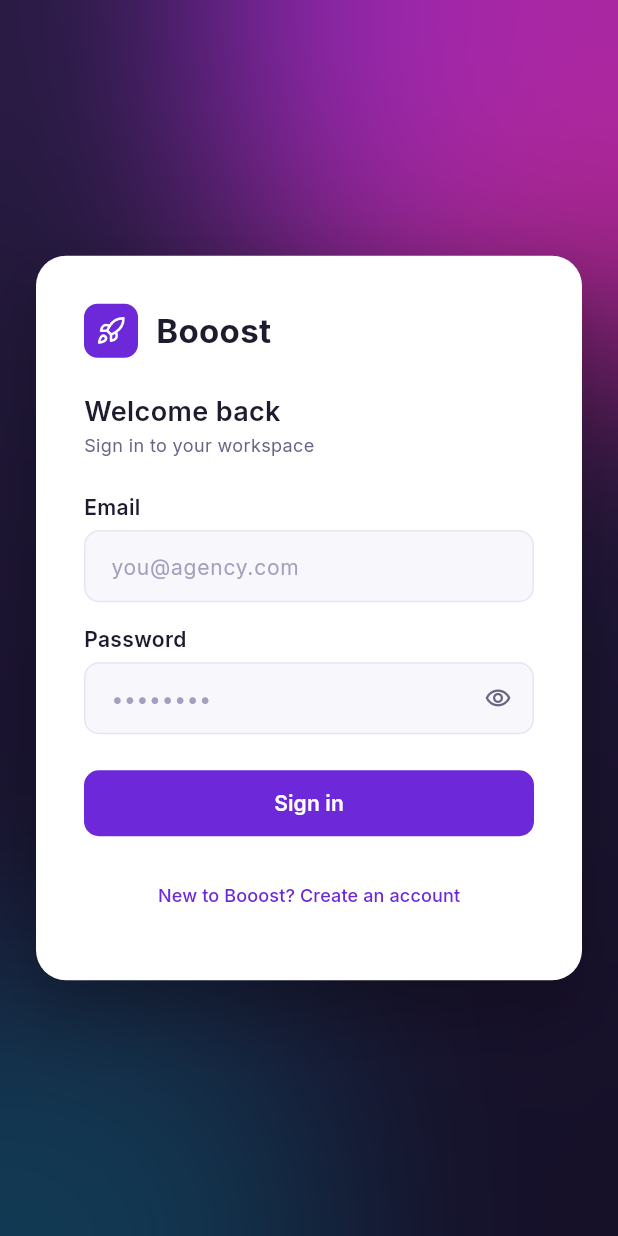
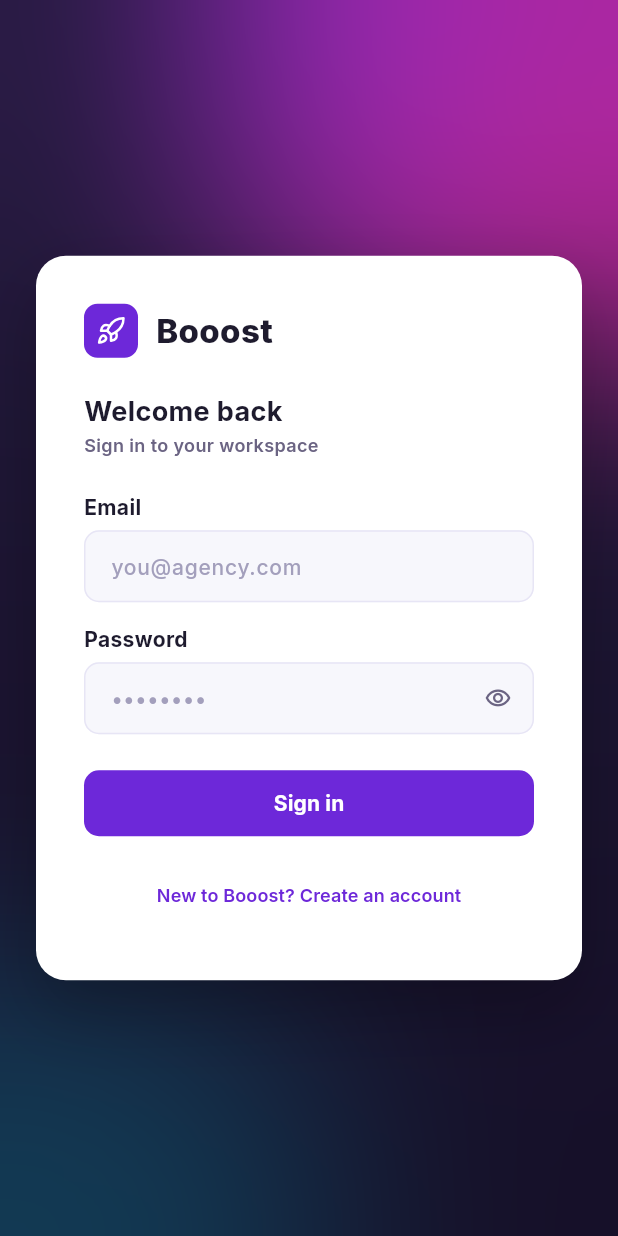
Before and after one commit to alyeldin97/booost_app, a Flutter app: the screen it shows after launch, on a phone screen of 412 x 824 dp. Run offline on Flutter 3.47's test engine with Material 3 defaults, Android fonts, the phone set to English and light mode, and no system bars; our stand-ins replace equatable, file_picker, flutter_bloc, flutter_dotenv, go_router, google_fonts and 3 more; accounts and stored records are empty.

Commit message:
Make typography bolder app-wide
Bumps AppTextStyles weights (h1/h2 to w800, body/labels to w600-700) and
adds a bolder default MaterialTheme textTheme so buttons, chips, dropdown
items, and DataTable cells that don't go through AppTextStyles directly
read as bolder too.

Co-Authored-By: Claude Sonnet 5 <noreply@anthropic.com>

```diff
--- a/lib/core/styling/app_text_styles.dart
+++ b/lib/core/styling/app_text_styles.dart
@@ -7,23 +7,27 @@ class AppTextStyles {
   static const TextStyle _base = TextStyle(color: AppColors.textPrimary);
 
   static TextStyle get h1 =>
-      _base.copyWith(fontSize: 28, fontWeight: FontWeight.w700, height: 1.2);
+      _base.copyWith(fontSize: 28, fontWeight: FontWeight.w800, height: 1.2);
   static TextStyle get h2 =>
-      _base.copyWith(fontSize: 22, fontWeight: FontWeight.w700, height: 1.25);
+      _base.copyWith(fontSize: 22, fontWeight: FontWeight.w800, height: 1.25);
   static TextStyle get h3 =>
-      _base.copyWith(fontSize: 18, fontWeight: FontWeight.w600, height: 1.3);
+      _base.copyWith(fontSize: 18, fontWeight: FontWeight.w700, height: 1.3);
   static TextStyle get subtitle =>
-      _base.copyWith(fontSize: 14, fontWeight: FontWeight.w600, height: 1.3);
-  static TextStyle get body => _base.copyWith(fontSize: 14, height: 1.4);
+      _base.copyWith(fontSize: 14, fontWeight: FontWeight.w700, height: 1.3);
+  static TextStyle get body =>
+      _base.copyWith(fontSize: 14, fontWeight: FontWeight.w500, height: 1.4);
   static TextStyle get bodyMedium =>
-      _base.copyWith(fontSize: 14, fontWeight: FontWeight.w500, height: 1.4);
+      _base.copyWith(fontSize: 14, fontWeight: FontWeight.w700, height: 1.4);
   static TextStyle get caption => _base.copyWith(
-      fontSize: 12, color: AppColors.textSecondary, height: 1.3);
+      fontSize: 12,
+      fontWeight: FontWeight.w600,
+      color: AppColors.textSecondary,
+      height: 1.3);
   static TextStyle get label => _base.copyWith(
       fontSize: 11,
-      fontWeight: FontWeight.w600,
+      fontWeight: FontWeight.w700,
       color: AppColors.textSecondary,
       letterSpacing: 0.4);
   static TextStyle get button =>
-      _base.copyWith(fontSize: 14, fontWeight: FontWeight.w600);
+      _base.copyWith(fontSize: 14, fontWeight: FontWeight.w700);
 }
--- a/lib/main.dart
+++ b/lib/main.dart
@@ -135,7 +135,22 @@ class _BooostAppState extends State<BooostApp> {
       scaffoldBackgroundColor: AppColors.background,
       fontFamily: GoogleFonts.inter().fontFamily,
     );
+    // Bumped up from Material's default weights so buttons, chips, dropdown
+    // items, and DataTable cells — anything not going through
+    // AppTextStyles directly — read as bolder too, not just headings.
+    final boldTextTheme = base.textTheme.copyWith(
+      bodyLarge: base.textTheme.bodyLarge?.copyWith(fontWeight: FontWeight.w600),
+      bodyMedium: base.textTheme.bodyMedium?.copyWith(fontWeight: FontWeight.w600),
+      bodySmall: base.textTheme.bodySmall?.copyWith(fontWeight: FontWeight.w600),
+      titleLarge: base.textTheme.titleLarge?.copyWith(fontWeight: FontWeight.w800),
+      titleMedium: base.textTheme.titleMedium?.copyWith(fontWeight: FontWeight.w700),
+      titleSmall: base.textTheme.titleSmall?.copyWith(fontWeight: FontWeight.w700),
+      labelLarge: base.textTheme.labelLarge?.copyWith(fontWeight: FontWeight.w700),
+      labelMedium: base.textTheme.labelMedium?.copyWith(fontWeight: FontWeight.w700),
+      labelSmall: base.textTheme.labelSmall?.copyWith(fontWeight: FontWeight.w700),
+    );
     return base.copyWith(
+      textTheme: boldTextTheme,
       focusColor: AppColors.primary,
       textSelectionTheme: const TextSelectionThemeData(
         cursorColor: AppColors.highlightPink,
```
